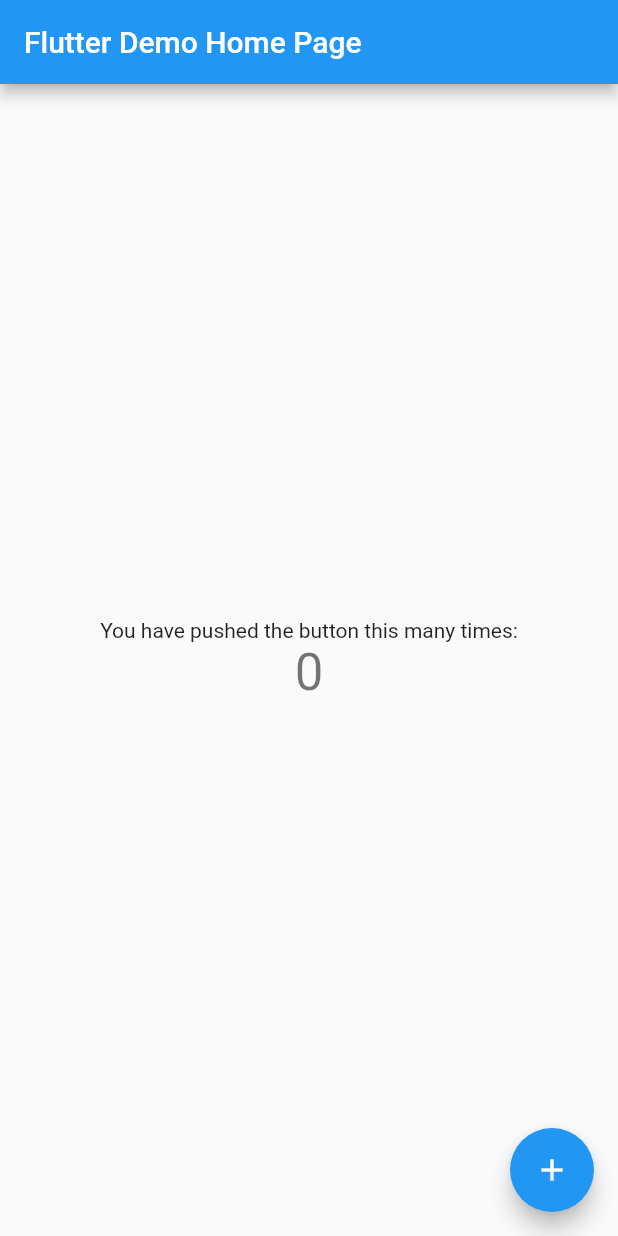
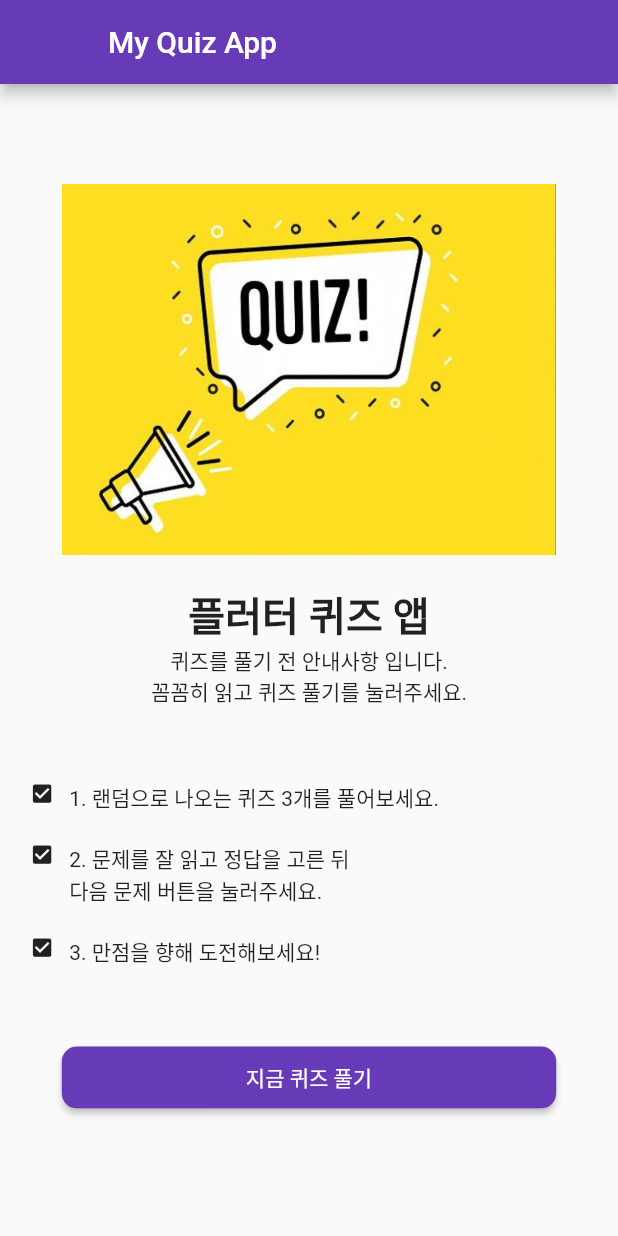
Before and after one commit to ProtoSeo/quiz_app_test, a Flutter app: the screen it shows after launch, on a phone screen of 412 x 824 dp. Run offline on Flutter 3.47's test engine with Material 2 defaults, Android fonts, the phone set to English and light mode, and no system bars.

Commit message:
add Home Screen

```diff
--- a/lib/main.dart
+++ b/lib/main.dart
@@ -1,4 +1,5 @@
 import 'package:flutter/material.dart';
+import 'package:quiz_app_test/screen/screen_home.dart';
 
 void main() {
   runApp(MyApp());
@@ -9,109 +10,8 @@ class MyApp extends StatelessWidget {
   @override
   Widget build(BuildContext context) {
     return MaterialApp(
-      title: 'Flutter Demo',
-      theme: ThemeData(
-        // This is the theme of your application.
-        //
-        // Try running your application with "flutter run". You'll see the
-        // application has a blue toolbar. Then, without quitting the app, try
-        // changing the primarySwatch below to Colors.green and then invoke
-        // "hot reload" (press "r" in the console where you ran "flutter run",
-        // or simply save your changes to "hot reload" in a Flutter IDE).
-        // Notice that the counter didn't reset back to zero; the application
-        // is not restarted.
-        primarySwatch: Colors.blue,
-        // This makes the visual density adapt to the platform that you run
-        // the app on. For desktop platforms, the controls will be smaller and
-        // closer together (more dense) than on mobile platforms.
-        visualDensity: VisualDensity.adaptivePlatformDensity,
-      ),
-      home: MyHomePage(title: 'Flutter Demo Home Page'),
+      title: 'My Quiz App',
+      home: HomeScreen(),
     );
   }
 }
-
-class MyHomePage extends StatefulWidget {
-  MyHomePage({Key key, this.title}) : super(key: key);
-
-  // This widget is the home page of your application. It is stateful, meaning
-  // that it has a State object (defined below) that contains fields that affect
-  // how it looks.
-
-  // This class is the configuration for the state. It holds the values (in this
-  // case the title) provided by the parent (in this case the App widget) and
-  // used by the build method of the State. Fields in a Widget subclass are
-  // always marked "final".
-
-  final String title;
-
-  @override
-  _MyHomePageState createState() => _MyHomePageState();
-}
-
-class _MyHomePageState extends State<MyHomePage> {
-  int _counter = 0;
-
-  void _incrementCounter() {
-    setState(() {
-      // This call to setState tells the Flutter framework that something has
-      // changed in this State, which causes it to rerun the build method below
-      // so that the display can reflect the updated values. If we changed
-      // _counter without calling setState(), then the build method would not be
-      // called again, and so nothing would appear to happen.
-      _counter++;
-    });
-  }
-
-  @override
-  Widget build(BuildContext context) {
-    // This method is rerun every time setState is called, for instance as done
-    // by the _incrementCounter method above.
-    //
-    // The Flutter framework has been optimized to make rerunning build methods
-    // fast, so that you can just rebuild anything that needs updating rather
-    // than having to individually change instances of widgets.
-    return Scaffold(
-      appBar: AppBar(
-        // Here we take the value from the MyHomePage object that was created by
-        // the App.build method, and use it to set our appbar title.
-        title: Text(widget.title),
-      ),
-      body: Center(
-        // Center is a layout widget. It takes a single child and positions it
-        // in the middle of the parent.
-        child: Column(
-          // Column is also a layout widget. It takes a list of children and
-          // arranges them vertically. By default, it sizes itself to fit its
-          // children horizontally, and tries to be as tall as its parent.
-          //
-          // Invoke "debug painting" (press "p" in the console, choose the
-          // "Toggle Debug Paint" action from the Flutter Inspector in Android
-          // Studio, or the "Toggle Debug Paint" command in Visual Studio Code)
-          // to see the wireframe for each widget.
-          //
-          // Column has various properties to control how it sizes itself and
-          // how it positions its children. Here we use mainAxisAlignment to
-          // center the children vertically; the main axis here is the vertical
-          // axis because Columns are vertical (the cross axis would be
-          // horizontal).
-          mainAxisAlignment: MainAxisAlignment.center,
-          children: <Widget>[
-            Text(
-              'You have pushed the button this many times:',
-            ),
-            Text(
-              '$_counter',
-              style: Theme.of(context).textTheme.headline4,
-            ),
-          ],
-        ),
-      ),
-      floatingActionButton: FloatingActionButton(
-        onPressed: _incrementCounter,
-        tooltip: 'Increment',
-        child: Icon(Icons.add),
-      ), // This trailing comma makes auto-formatting nicer for build methods.
-    );
-  }
-}
--- /dev/null
+++ b/lib/screen/screen_home.dart
@@ -0,0 +1,94 @@
+import 'package:flutter/material.dart';
+
+class HomeScreen extends StatefulWidget {
+  @override
+  _HomeScreenState createState() => _HomeScreenState();
+}
+
+class _HomeScreenState extends State<HomeScreen> {
+  @override
+  Widget build(BuildContext context) {
+    Size screenSize = MediaQuery.of(context).size;
+    double width = screenSize.width;
+    double height = screenSize.height;
+
+    Widget _buildStep(double width, String title) {
+      return Container(
+        padding: EdgeInsets.fromLTRB(
+            width * 0.048, width * 0.024, width * 0.048, width * 0.024),
+        child: Row(
+          crossAxisAlignment: CrossAxisAlignment.start,
+          children: <Widget>[
+            Icon(Icons.check_box, size: width * 0.04),
+            Padding(
+              padding: EdgeInsets.only(right: width * 0.024),
+            ),
+            Text(title),
+          ],
+        ),
+      );
+    }
+
+    return SafeArea(
+      child: Scaffold(
+        appBar: AppBar(
+          title: Text('My Quiz App'),
+          backgroundColor: Colors.deepPurple,
+          leading: Container(), //AppBar의 좌측 상단에 생기는 버튼을 없애는 역할로 사용
+        ),
+        body: Column(
+          mainAxisAlignment: MainAxisAlignment.center,
+          crossAxisAlignment: CrossAxisAlignment.center,
+          children: <Widget>[
+            Center(
+              child: Image.asset(
+                'images/quiz.jpeg',
+                width: width * 0.8,
+              ),
+            ),
+            Padding(
+              padding: EdgeInsets.all(width * 0.024),
+            ),
+            Text(
+              '플러터 퀴즈 앱',
+              style: TextStyle(
+                  fontSize: width * 0.065, fontWeight: FontWeight.bold),
+            ),
+            Text(
+              '퀴즈를 풀기 전 안내사항 입니다.\n꼼꼼히 읽고 퀴즈 풀기를 눌러주세요.',
+              textAlign: TextAlign.center,
+            ),
+            Padding(
+              padding: EdgeInsets.all(width * 0.048),
+            ),
+            _buildStep(width, "1. 랜덤으로 나오는 퀴즈 3개를 풀어보세요."),
+            _buildStep(width, "2. 문제를 잘 읽고 정답을 고른 뒤\n다음 문제 버튼을 눌러주세요."),
+            _buildStep(width, "3. 만점을 향해 도전해보세요!"),
+            Padding(
+              padding: EdgeInsets.all(width * 0.048),
+            ),
+            Container(
+              padding: EdgeInsets.only(bottom: width * 0.036),
+              child: Center(
+                child: ButtonTheme(
+                  minWidth: width * 0.8,
+                  height: height * 0.05,
+                  shape: RoundedRectangleBorder(
+                    borderRadius: BorderRadius.circular(10),
+                  ),
+                  child: RaisedButton(
+                      child: Text(
+                        '지금 퀴즈 풀기',
+                        style: TextStyle(color: Colors.white),
+                      ),
+                      color: Colors.deepPurple,
+                      onPressed: () {}),
+                ),
+              ),
+            )
+          ],
+        ),
+      ),
+    );
+  }
+}
--- a/pubspec.yaml
+++ b/pubspec.yaml
@@ -45,10 +45,8 @@ flutter:
   uses-material-design: true
 
   # To add assets to your application, add an assets section, like this:
-  # assets:
-  #   - images/a_dot_burr.jpeg
-  #   - images/a_dot_ham.jpeg
-
+  assets:
+    - images/quiz.jpeg
   # An image asset can refer to one or more resolution-specific "variants", see
   # https://flutter.dev/assets-and-images/#resolution-aware.
 
```
Also changed, not shown: images/quiz.jpeg (added).
